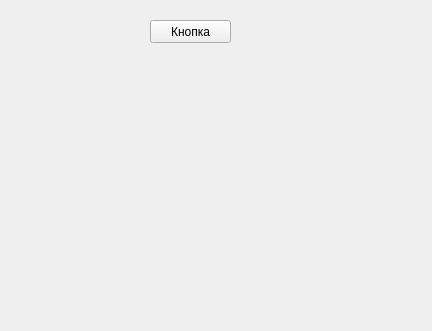
The window that UI.ui (Corteyyy/-Surgut---Konik-) describes before a commit, drawn with Qt 5.
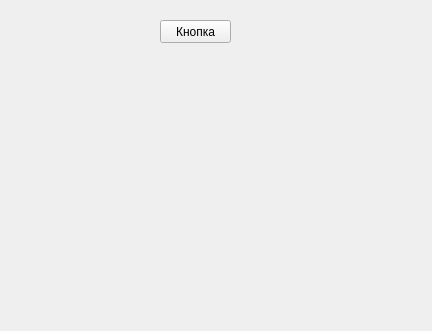
The same window after the commit.

Commit message: Git и желтые окружности

What changed in the file:
```diff
--- a/UI.ui
+++ b/UI.ui
@@ -16,9 +16,9 @@
   <widget class="QPushButton" name="pushButton">
    <property name="geometry">
     <rect>
-     <x>150</x>
+     <x>160</x>
      <y>20</y>
-     <width>81</width>
+     <width>71</width>
      <height>23</height>
     </rect>
    </property>
```
The commit also changes 1 other file.
